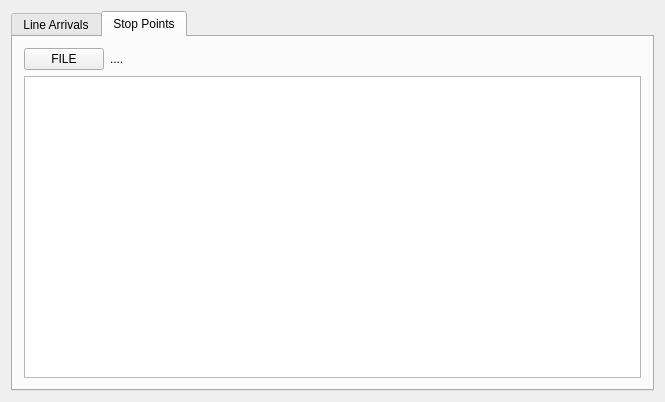
Before: the Qt Designer form Widget.ui in Enthusiastic-Coder/tflTest, drawn with Qt 5.
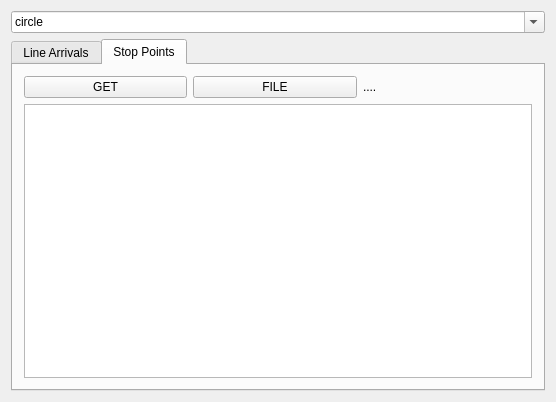
After: the same form once the commit is applied. The open tabs and pages were chosen to show the change.

Commit message: UI redesigned and query for stop points for all modes

The edit to the form file:
```diff
--- a/Widget.ui
+++ b/Widget.ui
@@ -6,15 +6,15 @@
    <rect>
     <x>0</x>
     <y>0</y>
-    <width>665</width>
+    <width>556</width>
     <height>402</height>
    </rect>
   </property>
   <property name="windowTitle">
    <string>TFL Testing</string>
   </property>
-  <layout class="QHBoxLayout" name="horizontalLayout">
-   <item>
+  <layout class="QGridLayout" name="gridLayout_3">
+   <item row="1" column="1">
     <widget class="QTabWidget" name="tabWidget">
      <property name="currentIndex">
       <number>0</number>
@@ -48,7 +48,42 @@
          </property>
         </widget>
        </item>
-       <item row="0" column="0" colspan="4">
+      </layout>
+     </widget>
+     <widget class="QWidget" name="tab_2">
+      <attribute name="title">
+       <string>Stop Points</string>
+      </attribute>
+      <layout class="QGridLayout" name="gridLayout_2">
+       <item row="1" column="0" colspan="6">
+        <widget class="QTextBrowser" name="textBrowser_2"/>
+       </item>
+       <item row="0" column="2" colspan="2">
+        <widget class="QPushButton" name="pushButtonGET_2">
+         <property name="text">
+          <string>FILE</string>
+         </property>
+        </widget>
+       </item>
+       <item row="0" column="0" colspan="2">
+        <widget class="QPushButton" name="pushButtonGETStopPoint">
+         <property name="text">
+          <string>GET</string>
+         </property>
+        </widget>
+       </item>
+       <item row="0" column="4">
+        <widget class="QLabel" name="labelStopPoint">
+         <property name="text">
+          <string>....</string>
+         </property>
+        </widget>
+       </item>
+      </layout>
+     </widget>
+    </widget>
+   </item>
+   <item row="0" column="1">
         <widget class="QComboBox" name="comboBoxLines">
          <property name="editable">
           <bool>true</bool>
@@ -131,47 +166,6 @@
            <string>central</string>
           </property>
          </item>
-        </widget>
-       </item>
-      </layout>
-     </widget>
-     <widget class="QWidget" name="tab_2">
-      <attribute name="title">
-       <string>Stop Points</string>
-      </attribute>
-      <layout class="QGridLayout" name="gridLayout_2">
-       <item row="0" column="0">
-        <widget class="QPushButton" name="pushButtonGET_2">
-         <property name="text">
-          <string>FILE</string>
-         </property>
-        </widget>
-       </item>
-       <item row="0" column="2">
-        <spacer name="horizontalSpacer_3">
-         <property name="orientation">
-          <enum>Qt::Horizontal</enum>
-         </property>
-         <property name="sizeHint" stdset="0">
-          <size>
-           <width>40</width>
-           <height>20</height>
-          </size>
-         </property>
-        </spacer>
-       </item>
-       <item row="1" column="0" colspan="4">
-        <widget class="QTextBrowser" name="textBrowser_2"/>
-       </item>
-       <item row="0" column="1">
-        <widget class="QLabel" name="labelStopPoint">
-         <property name="text">
-          <string>....</string>
-         </property>
-        </widget>
-       </item>
-      </layout>
-     </widget>
     </widget>
    </item>
   </layout>
```
Left out of the diff: 2 changed lines with no effect on the pictures. Lines whose indentation alone changed are shown as unchanged. The commit also changes 2 other files.
